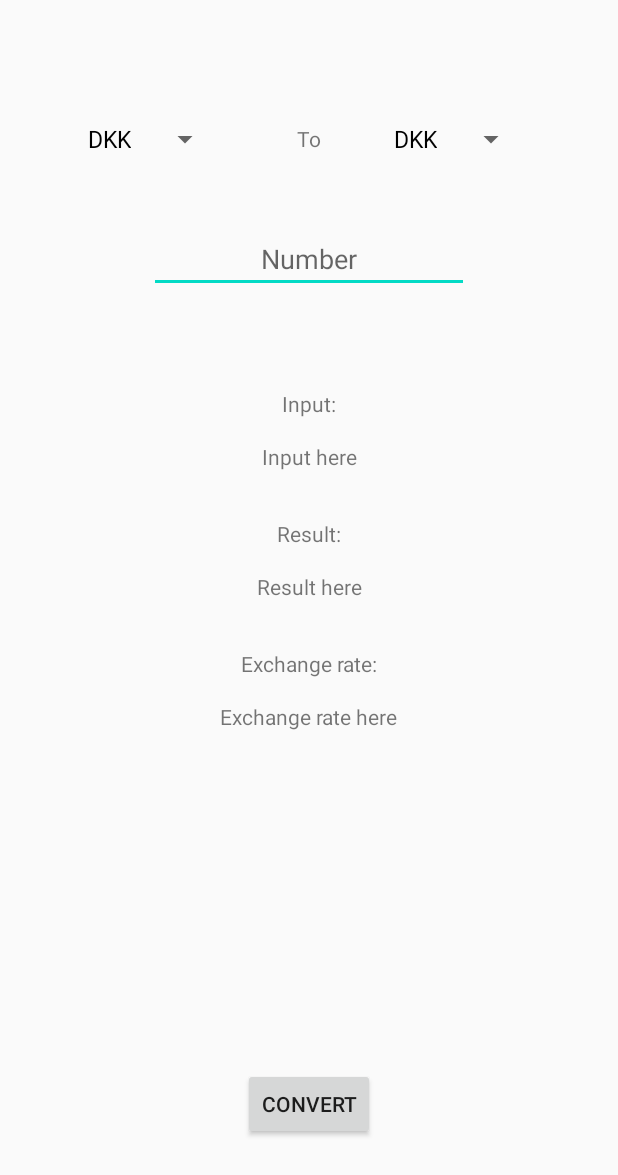
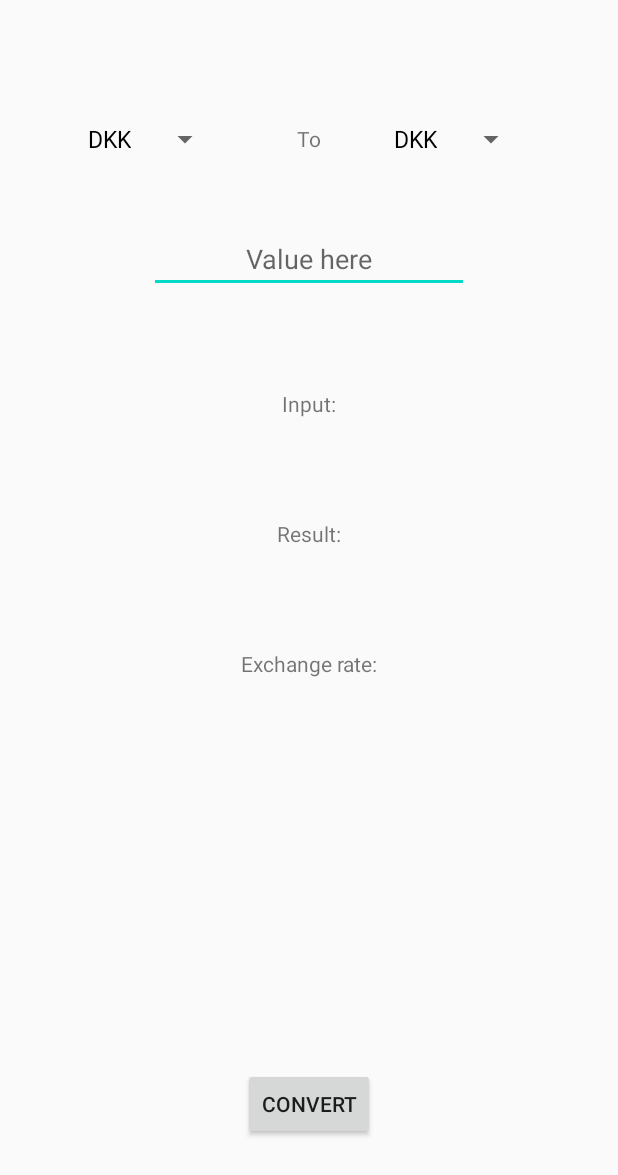
Before and after one commit to EWCMF/MobileMerchant, an Android app: the CurrencyConverterActivity screen opened directly, with no data from a screen before it, on a phone screen of 412 x 824 dp. Shown: the top 1175 px of the screen. Run offline under Robolectric (Android 15) with nearby library versions, the phone set to English and light mode, and no system bars.

Commit message:
Shifted to string resource instead of hardcoded text.

```diff
--- a/app/src/main/java/com/android/example/mobilemerchant/view/CurrencyConverterActivity.java
+++ b/app/src/main/java/com/android/example/mobilemerchant/view/CurrencyConverterActivity.java
@@ -41,8 +41,11 @@ public class CurrencyConverterActivity extends Activity {
 
         input = findViewById(R.id.inputEditText);
         inputNumber = findViewById(R.id.inputResultTextView);
+        inputNumber.setVisibility(View.INVISIBLE);
         result = findViewById(R.id.resultNumberTextView);
+        result.setVisibility(View.INVISIBLE);
         exchangeRate = findViewById(R.id.exchangeRateNumberTextView);
+        exchangeRate.setVisibility(View.INVISIBLE);
 
     }
 
@@ -69,8 +72,11 @@ public class CurrencyConverterActivity extends Activity {
                         public void run()
                         {
                             inputNumber.setText(inputText);
+                            inputNumber.setVisibility(View.VISIBLE);
                             result.setText(resultText);
+                            result.setVisibility(View.VISIBLE);
                             exchangeRate.setText(exchangeRateFormatted);
+                            exchangeRate.setVisibility(View.VISIBLE);
                         }
                     });
 
--- a/app/src/main/res/layout/activity_currency.xml
+++ b/app/src/main/res/layout/activity_currency.xml
@@ -11,7 +11,7 @@
         android:layout_width="wrap_content"
         android:layout_height="wrap_content"
         android:layout_marginBottom="64dp"
-        android:text="Convert"
+        android:text="@string/currencyConvertButtonText"
         android:onClick="convert"
         app:layout_constraintBottom_toBottomOf="parent"
         app:layout_constraintEnd_toEndOf="parent"
@@ -23,7 +23,7 @@
         android:layout_height="wrap_content"
         android:layout_marginTop="150dp"
         android:ems="10"
-        android:hint="Number"
+        android:hint="@string/currencyEditTextHint"
         android:gravity="center"
         android:importantForAutofill="no"
         android:inputType="numberDecimal"
@@ -36,7 +36,7 @@
         android:layout_width="wrap_content"
         android:layout_height="wrap_content"
         android:layout_marginBottom="48dp"
-        android:text="To"
+        android:text="@string/currencyTo"
         app:layout_constraintBottom_toTopOf="@+id/inputEditText"
         app:layout_constraintEnd_toEndOf="parent"
         app:layout_constraintStart_toStartOf="parent" />
@@ -66,7 +66,7 @@
         android:layout_width="wrap_content"
         android:layout_height="wrap_content"
         android:layout_marginTop="64dp"
-        android:text="Input:"
+        android:text="@string/currencyInputText"
         app:layout_constraintEnd_toEndOf="parent"
         app:layout_constraintStart_toStartOf="parent"
         app:layout_constraintTop_toBottomOf="@+id/inputEditText" />
@@ -76,7 +76,7 @@
         android:layout_width="wrap_content"
         android:layout_height="wrap_content"
         android:layout_marginTop="16dp"
-        android:text="Input here"
+        android:text=""
         app:layout_constraintEnd_toEndOf="parent"
         app:layout_constraintStart_toStartOf="parent"
         app:layout_constraintTop_toBottomOf="@+id/inputTextView" />
@@ -86,7 +86,7 @@
         android:layout_width="wrap_content"
         android:layout_height="wrap_content"
         android:layout_marginTop="32dp"
-        android:text="Result:"
+        android:text="@string/currencyResultText"
         app:layout_constraintEnd_toEndOf="parent"
         app:layout_constraintStart_toStartOf="parent"
         app:layout_constraintTop_toBottomOf="@+id/inputResultTextView" />
@@ -96,7 +96,7 @@
         android:layout_width="wrap_content"
         android:layout_height="wrap_content"
         android:layout_marginTop="16dp"
-        android:text="Result here"
+        android:text=""
         app:layout_constraintEnd_toEndOf="parent"
         app:layout_constraintStart_toStartOf="parent"
         app:layout_constraintTop_toBottomOf="@+id/resultTextView" />
@@ -106,7 +106,7 @@
         android:layout_width="wrap_content"
         android:layout_height="wrap_content"
         android:layout_marginTop="32dp"
-        android:text="Exchange rate:"
+        android:text="@string/currencyExchangeRateText"
         app:layout_constraintEnd_toEndOf="parent"
         app:layout_constraintStart_toStartOf="parent"
         app:layout_constraintTop_toBottomOf="@+id/resultNumberTextView" />
@@ -116,7 +116,7 @@
         android:layout_width="wrap_content"
         android:layout_height="wrap_content"
         android:layout_marginTop="16dp"
-        android:text="Exchange rate here"
+        android:text=""
         app:layout_constraintEnd_toEndOf="parent"
         app:layout_constraintStart_toStartOf="parent"
         app:layout_constraintTop_toBottomOf="@+id/exchangeRateTextView" />
--- a/app/src/main/res/values/strings.xml
+++ b/app/src/main/res/values/strings.xml
@@ -10,6 +10,13 @@
         <item>Danish</item>
         <item>Hebrew</item>
     </string-array>
+    <!-- Currency converter strings here-->
+    <string name="currencyTo">To</string>
+    <string name="currencyEditTextHint">Value here</string>
+    <string name="currencyInputText">Input:</string>
+    <string name="currencyResultText">Result:</string>
+    <string name="currencyExchangeRateText">Exchange rate:</string>
+    <string name="currencyConvertButtonText">Convert</string>
     <string-array name="currenciesAvailable">
         <item>DKK</item>
         <item>USD</item>
```
